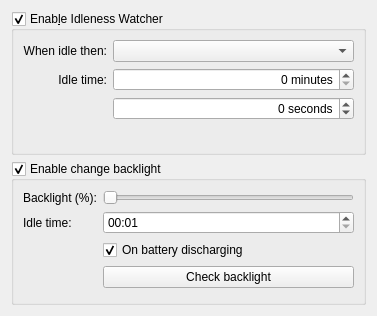
The window that config/idlenesswatchersettings.ui (lxqt/lxqt-powermanagement) describes before a commit, drawn with Qt 5.
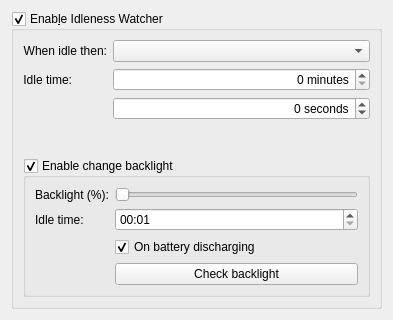
The same window after the commit.

Commit message: The QGroupBox of backlight is inside of the QGroupbox of idleness.

Diff of the .ui file:
```diff
--- a/config/idlenesswatchersettings.ui
+++ b/config/idlenesswatchersettings.ui
@@ -6,8 +6,8 @@
    <rect>
     <x>0</x>
     <y>0</y>
-    <width>377</width>
-    <height>316</height>
+    <width>393</width>
+    <height>320</height>
    </rect>
   </property>
   <layout class="QVBoxLayout" name="verticalLayout">
@@ -19,13 +19,9 @@
      <property name="checkable">
       <bool>true</bool>
      </property>
+     <layout class="QVBoxLayout" name="verticalLayout_2">
+      <item>
      <layout class="QFormLayout" name="formLayout">
-      <property name="fieldGrowthPolicy">
-       <enum>QFormLayout::AllNonFixedFieldsGrow</enum>
-      </property>
-      <property name="labelAlignment">
-       <set>Qt::AlignRight|Qt::AlignTrailing|Qt::AlignVCenter</set>
-      </property>
       <item row="0" column="0">
        <widget class="QLabel" name="idleTimeLabel">
         <property name="sizePolicy">
@@ -91,7 +87,6 @@
        </widget>
       </item>
      </layout>
-    </widget>
    </item>
    <item>
     <widget class="QGroupBox" name="idlenessBacklightWatcherGroupBox">
@@ -149,7 +144,7 @@
          </time>
         </property>
         <property name="currentSection">
-         <enum>QDateTimeEdit::SecondSection</enum>
+            <enum>QDateTimeEdit::MinuteSection</enum>
         </property>
         <property name="displayFormat">
          <string>mm:ss</string>
@@ -171,6 +166,9 @@
         <property name="checked">
          <bool>true</bool>
         </property>
+          </widget>
+         </item>
+        </layout>
        </widget>
       </item>
      </layout>
```
Lines whose indentation alone changed are shown as unchanged.
